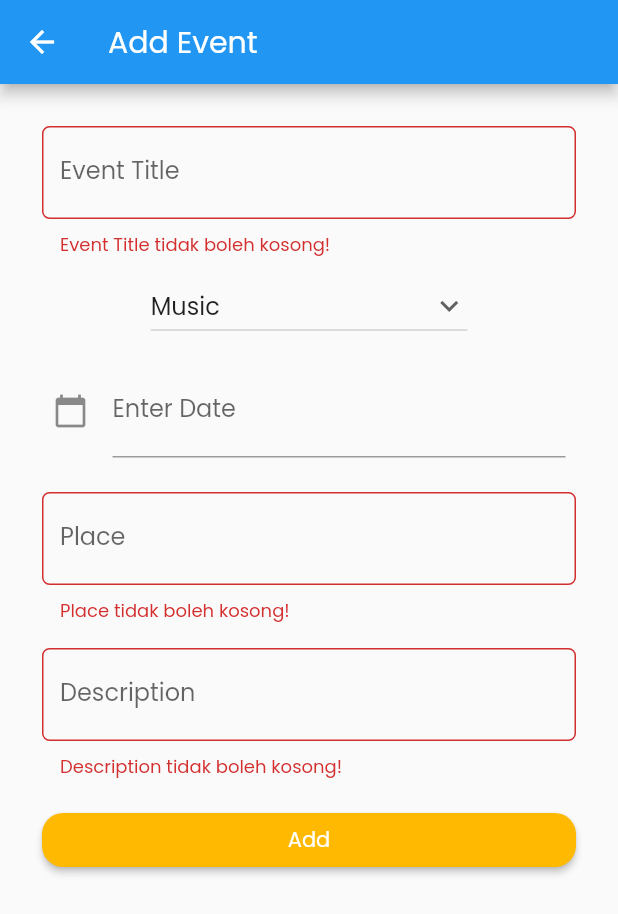
After one commit to TraveLoGue-f12/TraveLoGue-mob, a Flutter app: the AddEventPage screen opened by its route, after a tap on "Add", on a phone screen of 412 x 824 dp. The commit adds this screen. Shown: the top 914 px of the screen. Run offline on Flutter 3.47's test engine with Material 2 defaults, Android fonts, the phone set to English and light mode, and no system bars; our stand-ins replace google_fonts; missing offline and left inert: material_color_generator, pbp_django_auth.

Commit message:
benerin banyak

```diff
--- /dev/null
+++ b/event/lib/model/event_model.dart
@@ -0,0 +1,69 @@
+// To parse this JSON data, do
+//
+//     final event = eventFromJson(jsonString);
+
+import 'dart:convert';
+
+List<Event> eventFromJson(String str) => List<Event>.from(json.decode(str).map((x) => Event.fromJson(x)));
+
+String eventToJson(List<Event> data) => json.encode(List<dynamic>.from(data.map((x) => x.toJson())));
+
+class Event {
+  Event({
+    required this.model,
+    required this.pk,
+    required this.fields,
+  });
+
+  String model;
+  int pk;
+  Fields fields;
+
+  factory Event.fromJson(Map<String, dynamic> json) => Event(
+    model: json["model"],
+    pk: json["pk"],
+    fields: Fields.fromJson(json["fields"]),
+  );
+
+  Map<String, dynamic> toJson() => {
+    "model": model,
+    "pk": pk,
+    "fields": fields.toJson(),
+  };
+}
+
+class Fields {
+  Fields({
+    required this.user,
+    required this.date,
+    required this.title,
+    required this.description,
+    required this.place,
+    required this.category,
+  });
+
+  int user;
+  DateTime date;
+  String title;
+  String description;
+  String place;
+  String category;
+
+  factory Fields.fromJson(Map<String, dynamic> json) => Fields(
+    user: json["user"],
+    date: DateTime.parse(json["date"]),
+    title: json["title"],
+    description: json["description"],
+    place: json["place"],
+    category: json["category"],
+  );
+
+  Map<String, dynamic> toJson() => {
+    "user": user,
+    "date": "${date.year.toString().padLeft(4, '0')}-${date.month.toString().padLeft(2, '0')}-${date.day.toString().padLeft(2, '0')}",
+    "title": title,
+    "description": description,
+    "place": place,
+    "category": category,
+  };
+}
--- /dev/null
+++ b/event/lib/page/add_event.dart
@@ -0,0 +1,319 @@
+import 'dart:convert' as convert;
+
+import 'package:flutter/material.dart';
+import 'package:pbp_django_auth/pbp_django_auth.dart';
+import 'package:provider/provider.dart';
+import 'package:travelogue/home/login.dart';
+import 'package:event/event.dart';
+import 'package:intl/intl.dart';
+
+class AddEventPage extends StatefulWidget {
+  const AddEventPage({Key? key}) : super(key: key);
+  static const ROUTE_NAME = '/add-event';
+
+  @override
+  State<AddEventPage> createState() => _AddEventPageState();
+}
+
+class _AddEventPageState extends State<AddEventPage> {
+  final _formKey = GlobalKey<FormState>();
+  TextEditingController dateinput = TextEditingController();
+  Color buttonColor = Color.fromRGBO(254, 185, 0, 100);
+
+  @override
+  void initState() {
+    dateinput.text = ""; //set the initial value of text field
+    super.initState();
+  }
+
+  String _title = "";
+  String _date = "";
+  String _place = "";
+  String _description = "";
+  String _category = "Music";
+  List<String> category = [
+    "Music",
+    "Culinary",
+    "Festival",
+    "Sport",
+    "Culture",
+    "Others"
+  ];
+
+  void _initCreate(request) async {
+    var data = convert.jsonEncode(
+      <String, String?>{
+        'title': _title,
+        'description': _description,
+        'place': _place,
+        'category': _category,
+        'date': _date
+      },
+    );
+
+    final response = await request.postJson(
+        "https://trave-lo-gue.up.railway.app/event/add-flutter", data);
+
+    if (response['status'] == 'success') {
+      ScaffoldMessenger.of(context).showSnackBar(const SnackBar(
+        content: Text("Recommendation has been added!"),
+      ));
+      Navigator.pushReplacementNamed(context, EventHomePage.ROUTE_NAME);
+    } else if (response['status'] == 'dup') {
+      ScaffoldMessenger.of(context).showSnackBar(const SnackBar(
+        content: Text("Recommendation already exists!"),
+      ));
+    } else {
+      ScaffoldMessenger.of(context).showSnackBar(const SnackBar(
+        content: Text("An error occured, please try again."),
+      ));
+    }
+  }
+
+  @override
+  Widget build(BuildContext context) {
+    final request = context.watch<CookieRequest>();
+    return Scaffold(
+      appBar: AppBar(
+        title: Text('Add Event'),
+      ),
+      body: Form(
+        key: _formKey,
+        child: SingleChildScrollView(
+          child: Container(
+            padding: const EdgeInsets.all(20.0),
+            child: Column(
+              children: [
+                Padding(
+                  padding: const EdgeInsets.all(8.0),
+                  child: TextFormField(
+                    decoration: InputDecoration(
+                      labelText: "Event Title",
+                      // Menambahkan icon agar lebih intuitif
+                      // icon: const Icon(Icons.people),
+                      // Menambahkan circular border agar lebih rapi
+                      border: OutlineInputBorder(
+                        borderRadius: BorderRadius.circular(5.0),
+                      ),
+                    ),
+                    // Menambahkan behavior saat nama diketik
+                    onChanged: (String? value) {
+                      setState(() {
+                        _title = value!;
+                      });
+                    },
+                    // Menambahkan behavior saat data disimpan
+                    onSaved: (String? value) {
+                      setState(() {
+                        _title = value!;
+                      });
+                    },
+                    // Validator sebagai validasi form
+                    validator: (String? value) {
+                      if (value == null || value.isEmpty) {
+                        return 'Event Title tidak boleh kosong!';
+                      }
+                      return null;
+                    },
+                  ),
+                ), // buat padding 1
+                DropdownButton(
+                  value: _category,
+                  hint: const Text("Choose event category"),
+                  icon: const Icon(Icons.keyboard_arrow_down),
+                  items: category.map((String items) {
+                    return DropdownMenuItem(
+                      value: items,
+                      child: Text(items),
+                    );
+                  }).toList(),
+                  onChanged: (String? newValue) {
+                    setState(() {
+                      _category = newValue!;
+                    });
+                  },
+                ),
+                Padding(
+                    padding: EdgeInsets.all(15),
+                    child: Center(
+                        child: TextField(
+                      controller:
+                          dateinput, //editing controller of this TextField
+                      decoration: InputDecoration(
+                          icon: Icon(Icons.calendar_today), //icon of text field
+                          labelText: "Enter Date" //label text of field
+                          ),
+                      readOnly:
+                          true, //set it true, so that user will not able to edit text
+                      onTap: () async {
+                        DateTime? pickedDate = await showDatePicker(
+                            context: context,
+                            initialDate: DateTime.now(),
+                            firstDate: DateTime(
+                                2000), //DateTime.now() - not to allow to choose before today.
+                            lastDate: DateTime(2101));
+
+                        if (pickedDate != null) {
+                          print(
+                              pickedDate); //pickedDate output format => 2021-03-10 00:00:00.000
+                          String formattedDate =
+                              DateFormat('yyy-MM-dd').format(pickedDate);
+                          print(
+                              formattedDate); //formatted date output using intl package =>  2021-03-16
+                          //you can implement different kind of Date Format here according to your requirement
+
+                          setState(() {
+                            dateinput.text =
+                                formattedDate; //set output date to TextField value.
+                                _date = dateinput.text;
+                          });
+                        } else {
+                          print("Date is not selected");
+                        }
+                      },
+                    )
+                  )
+                ),
+                Padding(
+                  padding: const EdgeInsets.all(8.0),
+                  child: TextFormField(
+                    decoration: InputDecoration(
+                      labelText: "Place",
+                      // Menambahkan icon agar lebih intuitif
+                      // icon: const Icon(Icons.people),
+                      // Menambahkan circular border agar lebih rapi
+                      border: OutlineInputBorder(
+                        borderRadius: BorderRadius.circular(5.0),
+                      ),
+                    ),
+                    // Menambahkan behavior saat nama diketik
+                    onChanged: (String? value) {
+                      setState(() {
+                        _place = value!;
+                      });
+                    },
+                    // Menambahkan behavior saat data disimpan
+                    onSaved: (String? value) {
+                      setState(() {
+                        _place = value!;
+                      });
+                    },
+                    // Validator sebagai validasi form
+                    validator: (String? value) {
+                      if (value == null || value.isEmpty) {
+                        return 'Place tidak boleh kosong!';
+                      }
+                      return null;
+                    },
+                  ),
+                ),
+                Padding(
+                  padding: const EdgeInsets.all(8.0),
+                  child: TextFormField(
+                    decoration: InputDecoration(
+                      labelText: "Description",
+                      // Menambahkan icon agar lebih intuitif
+                      // icon: const Icon(Icons.people),
+                      // Menambahkan circular border agar lebih rapi
+                      border: OutlineInputBorder(
+                        borderRadius: BorderRadius.circular(5.0),
+                      ),
+                    ),
+                    // Menambahkan behavior saat nama diketik
+                    onChanged: (String? value) {
+                      setState(() {
+                        _description = value!;
+                      });
+                    },
+                    // Menambahkan behavior saat data disimpan
+                    onSaved: (String? value) {
+                      setState(() {
+                        _description = value!;
+                      });
+                    },
+                    // Validator sebagai validasi form
+                    validator: (String? value) {
+                      if (value == null || value.isEmpty) {
+                        return 'Description tidak boleh kosong!';
+                      }
+                      return null;
+                    },
+                  ),
+                ),
+                Container(
+                  padding: const EdgeInsets.all(8.0),
+                  width: double.infinity,
+                  child: ElevatedButton(
+                    child: const Text(
+                      "Add",
+                      style: TextStyle(color: Colors.white),
+                    ),
+                    style: ButtonStyle(
+                      shape: MaterialStateProperty.all(RoundedRectangleBorder(
+                          borderRadius: BorderRadius.circular(14))),
+                      backgroundColor: MaterialStateProperty.all(buttonColor),
+                    ),
+                    onPressed: () {
+                      if (_formKey.currentState!.validate()) {
+                        _initCreate(request);
+                      }
+                    },
+                  ),
+                ),
+                // TextButton(
+                //     child: const Text(
+                //     "Simpan",
+                //     style: TextStyle(color: Colors.white),
+                //     ),
+                //     style: ButtonStyle(
+                //         backgroundColor: MaterialStateProperty.all(Colors.blue),
+                //     ),
+                //     onPressed: () {
+                //         if (_formKey.currentState!.validate()) {
+                //             Data data = Data(_judul.toString(), _nominal.toString(), _jenis.toString());
+                //             listData.add(data);
+                //             showDialog(
+                //                 context: context,
+                //                 builder: (context) {
+                //                     return Dialog(
+                //                         shape: RoundedRectangleBorder(
+                //                         borderRadius: BorderRadius.circular(10),
+                //                         ),
+                //                         elevation: 15,
+                //                         child: Container(
+                //                             child: ListView(
+                //                                 padding: const EdgeInsets.only(top: 20, bottom: 20),
+                //                                 shrinkWrap: true,
+                //                                 children: <Widget>[
+                //                                     const Padding(
+                //                                         padding: EdgeInsets.all(10),
+                //                                         child: Center(
+                //                                         child: Text("Data telah tersimpan."),
+                //                                         ),
+                //                                     ),
+                //                                     Padding(
+                //                                         padding: const EdgeInsets.all(10),
+                //                                         child: TextButton(
+                //                                         onPressed: () {
+                //                                             Navigator.pop(context);
+                //                                         },
+                //                                         child: const Text('Kembali'),
+                //                                         ),
+                //                                     ),
+                //                                 ],
+                //                             ),
+                //                         ),
+                //                     );
+                //                 },
+                //             );
+                //         }
+                //     },
+                // ),
+              ], // tutup
+            ),
+          ),
+        ),
+      ),
+    );
+  }
+}
--- /dev/null
+++ b/event/lib/util/fetch.dart
@@ -0,0 +1,33 @@
+import 'package:http/http.dart' as http;
+import 'dart:convert';
+import '../model/event_model.dart';
+
+Future<List<Event>> fetchEvent() async {
+  var url = Uri.parse(
+      'https://trave-lo-gue.up.railway.app/event/json/');
+  var response = await http.get(
+    url,
+    headers: {
+      "Access-Control-Allow-Origin": "*",
+      "Content-Type": "application/json",
+    },
+  );
+
+  // melakukan decode response menjadi bentuk json
+  var data = jsonDecode(utf8.decode(response.bodyBytes));
+
+  // melakukan konversi data json menjadi object ToDo
+
+  List<Event> listEvent = [];
+    for (var d in data) {
+
+
+      print(d);
+      if (d != null) {
+        listEvent.add(Event.fromJson(d));
+      }
+
+    }
+
+  return listEvent;
+}
--- a/event/pubspec.yaml
+++ b/event/pubspec.yaml
@@ -12,6 +12,10 @@ environment:
 dependencies:
   flutter:
     sdk: flutter
+
+  cupertino_icons: ^1.0.2
+  http: ^0.13.5
+  intl: ^0.17.0
 
   travelogue:
     path: ../.
--- a/lib/main.dart
+++ b/lib/main.dart
@@ -11,6 +11,8 @@ import 'home/home.dart';
 import 'home/login.dart';
 import 'package:umkm/screens/add_umkm.dart';
 import 'package:umkm/screens/umkm_home.dart';
+import 'package:event/event.dart';
+import 'package:event/page/add_event.dart';
 
 void main() {
   runApp(const MyApp());
@@ -53,6 +55,10 @@ class MyApp extends StatelessWidget {
               const UMKMHomePage()),
           "/planner": ((BuildContext context) =>
               const PlannerPage()),
+          "/event": ((BuildContext context) =>
+          const EventHomePage()),
+          "/add-event": ((BuildContext context) =>
+          const AddEventPage())
 
         },
       ),
--- a/pubspec.yaml
+++ b/pubspec.yaml
@@ -52,6 +52,8 @@ dependencies:
   pbp_django_auth: ^0.2.2
   google_fonts: ^3.0.1
   material_color_generator: ^1.1.0
+  plugin_platform_interface: ^2.1.3
+  http: ^0.13.5
 
 dev_dependencies:
   flutter_test:
--- a/umkm/pubspec.yaml
+++ b/umkm/pubspec.yaml
@@ -15,8 +15,6 @@ environment:
 dependencies:
   flutter:
     sdk: flutter
-
-  url_launcher: ^5.7.10
 
 
   travelogue:
```
Also changed, not shown: event/lib/event.dart (+108 -4 lines), lib/widgets/drawer.dart (+15 -2 lines), pubspec.lock, 1 other file.
